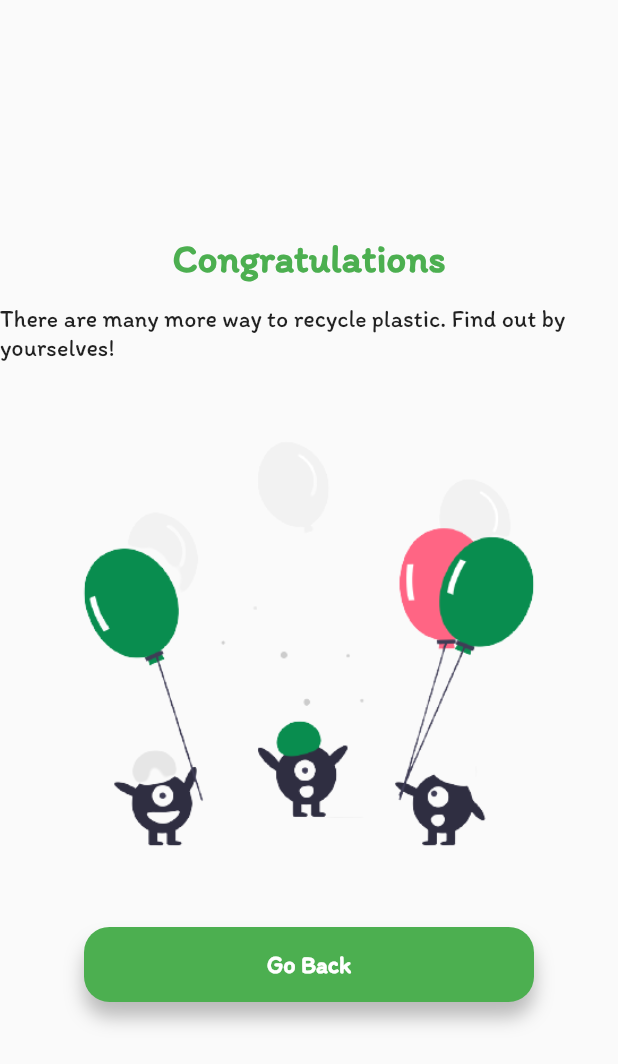
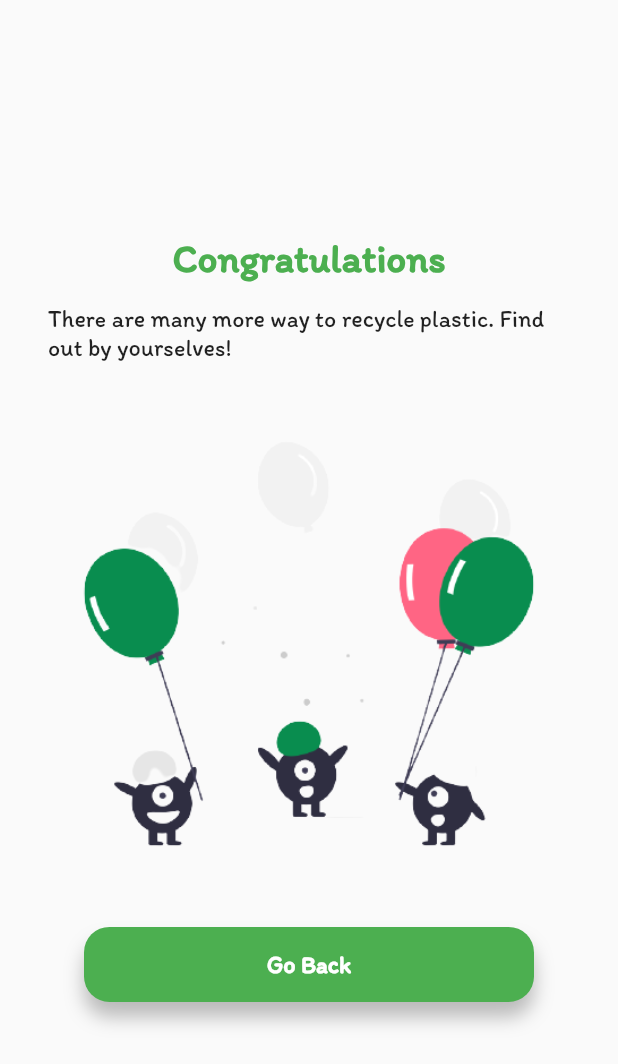
Before and after one commit to Yiyi-kim/Ecological, a Flutter app: the SuccessScreen screen opened directly, on a phone screen of 412 x 824 dp. Shown: the top 1064 px of the screen. Run offline on Flutter 3.47's test engine with Material 2 defaults, Android fonts, the phone set to English and light mode, and no system bars; our stand-ins replace get.

Commit message:
update style in success screen

```diff
--- a/lib/Recycle/Screen/success_screen.dart
+++ b/lib/Recycle/Screen/success_screen.dart
@@ -21,9 +21,12 @@ class SuccessScreen extends StatelessWidget {
           SizedBox(
             height: 16.0,
           ),
-          Text(
-            'There are many more way to recycle plastic. Find out by yourselves!',
-            style: TextStyle(fontSize: 16.0),
+          Padding(
+            padding: EdgeInsets.symmetric(horizontal: 32.0),
+            child: Text(
+              'There are many more way to recycle plastic. Find out by yourselves!',
+              style: TextStyle(fontSize: 16.0),
+            ),
           ),
           SizedBox(
             height: 16.0,
```
